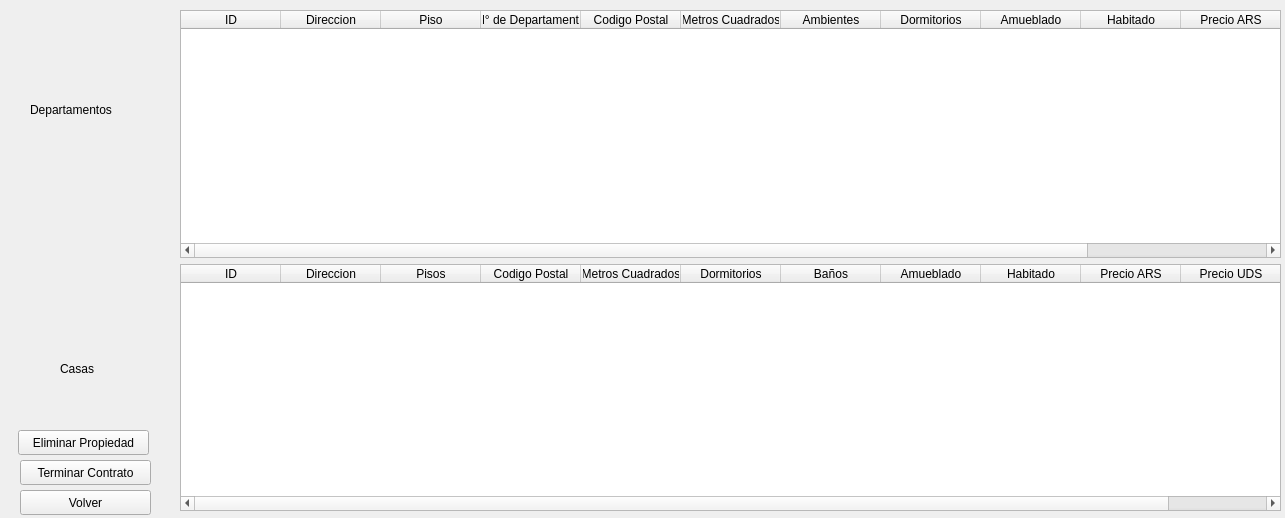
The window that Alquiladas.ui (MateMar04/TP-Qt) describes before a commit, drawn with Qt 5.
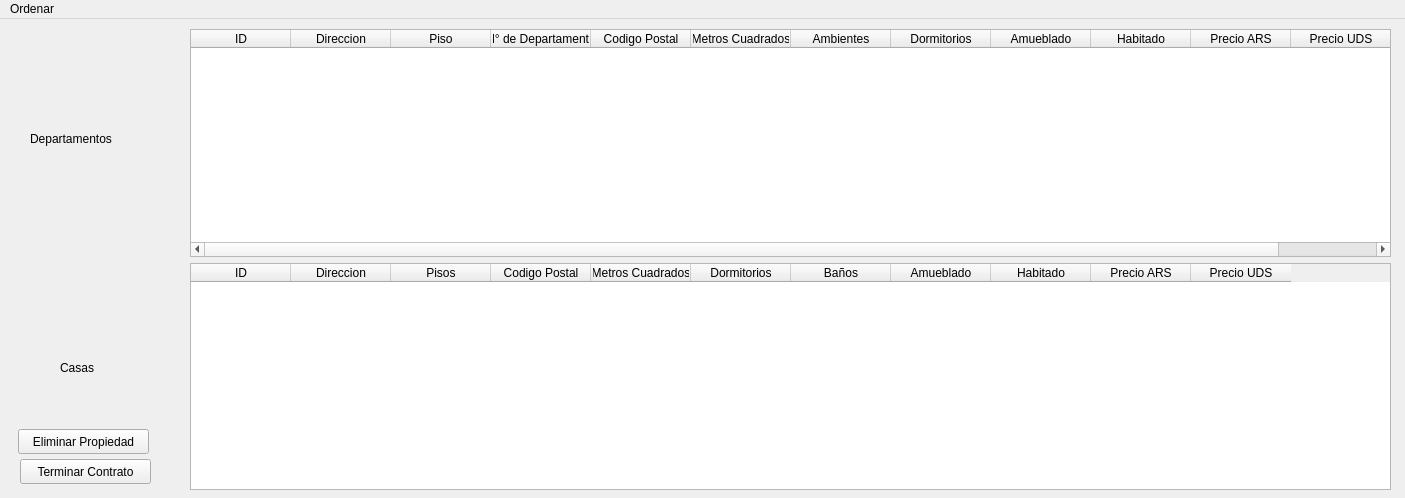
The same window after the commit.

Commit message: ordenamiento en ventana de alquileres

```diff
--- a/Alquiladas.ui
+++ b/Alquiladas.ui
@@ -6,20 +6,20 @@
    <rect>
     <x>0</x>
     <y>0</y>
-    <width>1285</width>
-    <height>518</height>
+    <width>1405</width>
+    <height>498</height>
    </rect>
   </property>
   <property name="minimumSize">
    <size>
-    <width>1285</width>
-    <height>518</height>
+    <width>1405</width>
+    <height>498</height>
    </size>
   </property>
   <property name="maximumSize">
    <size>
-    <width>1285</width>
-    <height>518</height>
+    <width>1405</width>
+    <height>498</height>
    </size>
   </property>
   <property name="windowTitle">
@@ -29,10 +29,10 @@
    <widget class="QWidget" name="verticalLayoutWidget">
     <property name="geometry">
      <rect>
-      <x>180</x>
+      <x>190</x>
       <y>10</y>
-      <width>1101</width>
-      <height>501</height>
+      <width>1201</width>
+      <height>461</height>
      </rect>
     </property>
     <layout class="QVBoxLayout" name="verticalLayout">
@@ -168,7 +168,7 @@
     <property name="geometry">
      <rect>
       <x>30</x>
-      <y>100</y>
+      <y>110</y>
       <width>111</width>
       <height>20</height>
      </rect>
@@ -181,7 +181,7 @@
     <property name="geometry">
      <rect>
       <x>60</x>
-      <y>360</y>
+      <y>340</y>
       <width>41</width>
       <height>17</height>
      </rect>
@@ -207,7 +207,7 @@
     <property name="geometry">
      <rect>
       <x>20</x>
-      <y>460</y>
+      <y>440</y>
       <width>131</width>
       <height>25</height>
      </rect>
@@ -220,7 +220,7 @@
     <property name="geometry">
      <rect>
       <x>18</x>
-      <y>430</y>
+      <y>410</y>
       <width>131</width>
       <height>25</height>
      </rect>
@@ -230,6 +230,58 @@
     </property>
    </widget>
   </widget>
+  <widget class="QMenuBar" name="menuBar">
+   <property name="geometry">
+    <rect>
+     <x>0</x>
+     <y>0</y>
+     <width>1405</width>
+     <height>22</height>
+    </rect>
+   </property>
+   <widget class="QMenu" name="menuOrdenar">
+    <property name="title">
+     <string>Ordenar</string>
+    </property>
+    <addaction name="actionPor_ID"/>
+    <addaction name="actionPor_Codigo_Postal"/>
+    <addaction name="actionPor_ambientes"/>
+    <addaction name="actionPor_Metros_Cuadrados"/>
+    <addaction name="actionPor_Dormitorios"/>
+    <addaction name="actionPor_Precio"/>
+   </widget>
+   <addaction name="menuOrdenar"/>
+  </widget>
+  <action name="actionPor_ID">
+   <property name="text">
+    <string>Por ID</string>
+   </property>
+  </action>
+  <action name="actionPor_Codigo_Postal">
+   <property name="text">
+    <string>Por Codigo Postal</string>
+   </property>
+  </action>
+  <action name="actionPor_ambientes">
+   <property name="text">
+    <string>Por Ambientes</string>
+   </property>
+  </action>
+  <action name="actionPor_Metros_Cuadrados">
+   <property name="text">
+    <string>Por Metros Cuadrados</string>
+   </property>
+  </action>
+  <action name="actionPor_Dormitorios">
+   <property name="text">
+    <string>Por Dormitorios</string>
+   </property>
+  </action>
+  <action name="actionPor_Precio">
+   <property name="text">
+    <string>Por Precio</string>
+   </property>
+  </action>
  </widget>
  <resources/>
  <connections>
```
Left out of the diff: 104 changed lines with no effect on the pictures. The commit also changes 2 other files.
